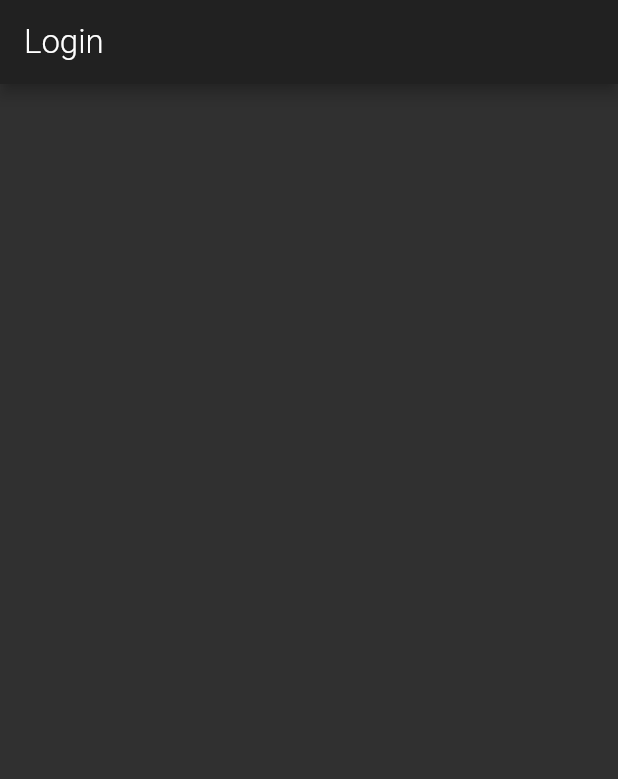
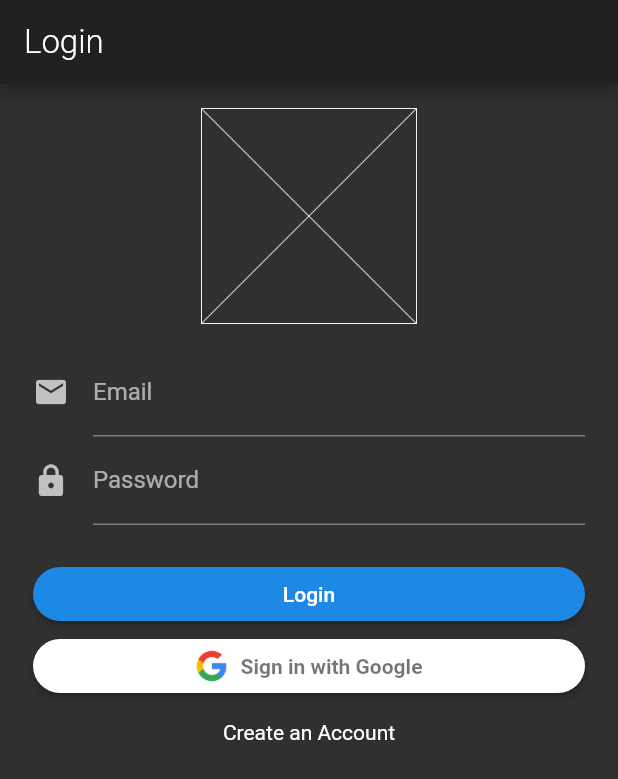
Before and after one commit to Emil1483/find_devs, a Flutter app: the screen it shows after launch, on a phone screen of 412 x 824 dp. Shown: the top 779 px of the screen. Run offline on Flutter 3.47's test engine with Material 2 defaults, Android fonts, the phone set to English and light mode, and no system bars.

Commit message:
add auth UI

```diff
--- a/lib/routes/auth_route.dart
+++ b/lib/routes/auth_route.dart
@@ -2,6 +2,99 @@ import 'package:flutter/material.dart';
 
 class AuthRoute extends StatelessWidget {
   static const routeName = "/auth";
+
+  Widget _buildLogo() {
+    return Container(
+      alignment: Alignment.center,
+      height: 144.0,
+      margin: EdgeInsets.symmetric(vertical: 16.0),
+      child: Image(
+        image: AssetImage("assets/missing_asset.png"),
+      ),
+    );
+  }
+
+  List<Widget> _buildFormFields() {
+    return <Widget>[
+      TextFormField(
+        validator: (String input) {
+          if (input.isEmpty) return "Please type email";
+          return null;
+        },
+        decoration: InputDecoration(
+          labelText: "Email",
+          icon: Icon(Icons.mail),
+        ),
+      ),
+      TextFormField(
+        validator: (String input) {
+          if (input.isEmpty) return "Please type email";
+          return null;
+        },
+        decoration: InputDecoration(
+          labelText: "Password",
+          icon: Icon(Icons.lock),
+        ),
+        obscureText: true,
+      ),
+    ];
+  }
+
+  Widget _buildLogin() {
+    return RaisedButton(
+      shape: RoundedRectangleBorder(
+        borderRadius: BorderRadius.circular(30.0),
+      ),
+      child: Text("Login"),
+      onPressed: () {},
+    );
+  }
+
+  Widget _buildGoogleLogin() {
+    return RaisedButton(
+      color: Colors.white,
+      shape: RoundedRectangleBorder(
+        borderRadius: BorderRadius.circular(30.0),
+      ),
+      onPressed: () {},
+      child: Row(
+        mainAxisAlignment: MainAxisAlignment.center,
+        children: <Widget>[
+          Image.asset(
+            "assets/google_logo.png",
+            width: 22.0,
+          ),
+          SizedBox(width: 8.0),
+          Text(
+            "Sign in with Google",
+            style: TextStyle(
+              color: Colors.black54,
+              fontWeight: FontWeight.w600,
+            ),
+          ),
+        ],
+      ),
+    );
+  }
+
+  Widget _buildCreateAcc(BuildContext context) {
+    return Center(
+      child: GestureDetector(
+        onTap: () {
+          Feedback.forLongPress(context);
+        },
+        child: Padding(
+          padding: EdgeInsets.symmetric(horizontal: 18.0, vertical: 12.0),
+          child: Text(
+            "Create an Account",
+            style: TextStyle(
+              color: Colors.white,
+            ),
+          ),
+        ),
+      ),
+    );
+  }
 
   @override
   Widget build(BuildContext context) {
@@ -12,6 +105,24 @@ class AuthRoute extends StatelessWidget {
           style: Theme.of(context).textTheme.title,
         ),
       ),
+      body: Form(
+        child: SingleChildScrollView(
+          child: Padding(
+            padding: EdgeInsets.symmetric(horizontal: 22.0),
+            child: Column(
+              crossAxisAlignment: CrossAxisAlignment.stretch,
+              children: <Widget>[
+                _buildLogo(),
+                ..._buildFormFields(),
+                SizedBox(height: 22.0),
+                _buildLogin(),
+                _buildGoogleLogin(),
+                _buildCreateAcc(context),
+              ],
+            ),
+          ),
+        ),
+      ),
     );
   }
 }
--- a/pubspec.yaml
+++ b/pubspec.yaml
@@ -52,7 +52,7 @@ flutter:
   # To add assets to your application, add an assets section, like this:
   assets:
    - assets/missing_asset.png
-  #  - images/a_dot_ham.jpeg
+   - assets/google_logo.png
 
   # An image asset can refer to one or more resolution-specific "variants", see
   # https://flutter.dev/assets-and-images/#resolution-aware.
```
Also changed, not shown: assets/google_logo.png (added).
